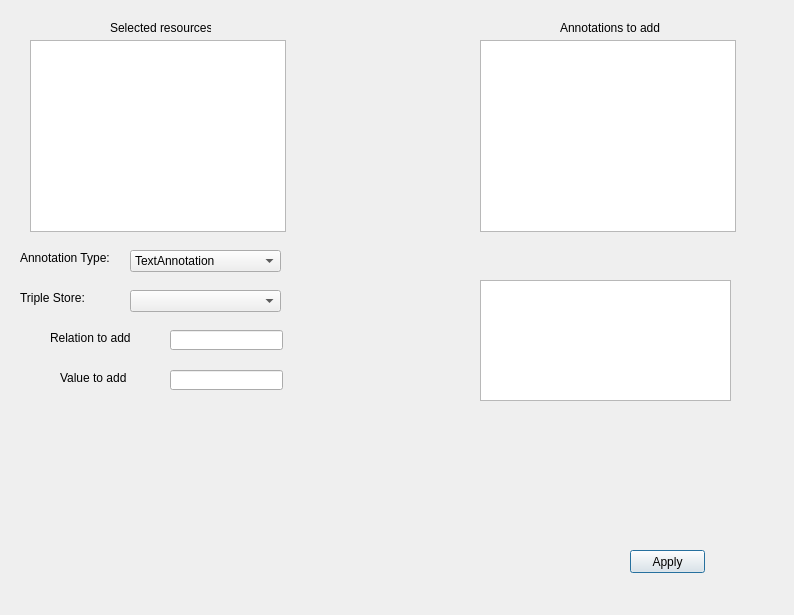
Above: dialogs/ui/annotationdialog.ui from situx/geowebannotation before the change. Below: the same form after it.
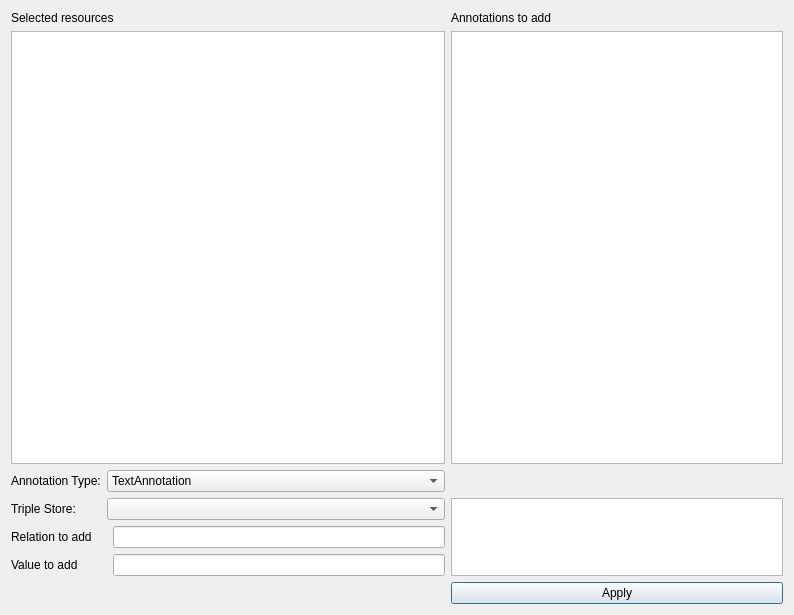
That is the form after the change.

Commit message: Layouts for dialogs

```diff
--- a/dialogs/ui/annotationdialog.ui
+++ b/dialogs/ui/annotationdialog.ui
@@ -13,143 +13,36 @@
   <property name="windowTitle">
    <string>Dialog</string>
   </property>
-  <widget class="QListView" name="annotationListView">
-   <property name="geometry">
-    <rect>
-     <x>480</x>
-     <y>40</y>
-     <width>256</width>
-     <height>192</height>
-    </rect>
-   </property>
-  </widget>
-  <widget class="QListView" name="selectionListView">
-   <property name="geometry">
-    <rect>
-     <x>30</x>
-     <y>40</y>
-     <width>256</width>
-     <height>192</height>
-    </rect>
-   </property>
-  </widget>
-  <widget class="QPushButton" name="applyButton">
-   <property name="geometry">
-    <rect>
-     <x>630</x>
-     <y>550</y>
-     <width>75</width>
-     <height>23</height>
-    </rect>
-   </property>
-   <property name="text">
-    <string>Apply</string>
-   </property>
-  </widget>
+  <layout class="QGridLayout" name="gridLayout">
+   <item row="0" column="0" colspan="3">
   <widget class="QLabel" name="selectedResourcesLabel">
-   <property name="geometry">
-    <rect>
-     <x>110</x>
-     <y>20</y>
-     <width>101</width>
-     <height>16</height>
-    </rect>
-   </property>
    <property name="text">
     <string>Selected resources</string>
    </property>
   </widget>
+   </item>
+   <item row="0" column="3">
   <widget class="QLabel" name="annotationsToAddLabel">
-   <property name="geometry">
-    <rect>
-     <x>560</x>
-     <y>20</y>
-     <width>101</width>
-     <height>16</height>
-    </rect>
-   </property>
    <property name="text">
     <string>Annotations to add</string>
    </property>
   </widget>
-  <widget class="QLineEdit" name="relationToAddLineEdit">
-   <property name="geometry">
-    <rect>
-     <x>170</x>
-     <y>330</y>
-     <width>113</width>
-     <height>20</height>
-    </rect>
-   </property>
-  </widget>
-  <widget class="QLabel" name="relationToAddLabel">
-   <property name="geometry">
-    <rect>
-     <x>50</x>
-     <y>330</y>
-     <width>101</width>
-     <height>16</height>
-    </rect>
-   </property>
+   </item>
+   <item row="1" column="0" colspan="3">
+    <widget class="QListView" name="selectionListView"/>
+   </item>
+   <item row="1" column="3">
+    <widget class="QListView" name="annotationListView"/>
+   </item>
+   <item row="2" column="0">
+    <widget class="QLabel" name="annotationTypeLabel">
    <property name="text">
-    <string>Relation to add</string>
-   </property>
-  </widget>
-  <widget class="QLabel" name="valueToAddLabel">
-   <property name="geometry">
-    <rect>
-     <x>60</x>
-     <y>370</y>
-     <width>101</width>
-     <height>16</height>
-    </rect>
-   </property>
-   <property name="text">
-    <string>Value to add</string>
-   </property>
-  </widget>
-  <widget class="QLineEdit" name="valueToAddLineEdit">
-   <property name="geometry">
-    <rect>
-     <x>170</x>
-     <y>370</y>
-     <width>113</width>
-     <height>20</height>
-    </rect>
-   </property>
-  </widget>
-  <widget class="QComboBox" name="tripleStoreCBox">
-   <property name="geometry">
-    <rect>
-     <x>130</x>
-     <y>290</y>
-     <width>151</width>
-     <height>22</height>
-    </rect>
-   </property>
-  </widget>
-  <widget class="QLabel" name="tripleStoreLabel">
-   <property name="geometry">
-    <rect>
-     <x>20</x>
-     <y>290</y>
-     <width>101</width>
-     <height>16</height>
-    </rect>
-   </property>
-   <property name="text">
-    <string>Triple Store:</string>
-   </property>
-  </widget>
+      <string>Annotation Type:</string>
+     </property>
+    </widget>
+   </item>
+   <item row="2" column="1" colspan="2">
   <widget class="QComboBox" name="annotationTypeCBox">
-   <property name="geometry">
-    <rect>
-     <x>130</x>
-     <y>250</y>
-     <width>151</width>
-     <height>22</height>
-    </rect>
-   </property>
    <item>
     <property name="text">
      <string>TextAnnotation</string>
@@ -171,29 +64,48 @@
     </property>
    </item>
   </widget>
-  <widget class="QLabel" name="annotationTypeLabel">
-   <property name="geometry">
-    <rect>
-     <x>20</x>
-     <y>250</y>
-     <width>101</width>
-     <height>16</height>
-    </rect>
-   </property>
+   </item>
+   <item row="3" column="0">
+    <widget class="QLabel" name="tripleStoreLabel">
+     <property name="text">
+      <string>Triple Store:</string>
+     </property>
+    </widget>
+   </item>
+   <item row="3" column="1" colspan="2">
+    <widget class="QComboBox" name="tripleStoreCBox"/>
+   </item>
+   <item row="3" column="3" rowspan="3">
+    <widget class="QPlainTextEdit" name="textAnnotationEdit"/>
+   </item>
+   <item row="4" column="0" colspan="2">
+    <widget class="QLabel" name="relationToAddLabel">
    <property name="text">
-    <string>Annotation Type:</string>
-   </property>
-  </widget>
-  <widget class="QPlainTextEdit" name="textAnnotationEdit">
-   <property name="geometry">
-    <rect>
-     <x>480</x>
-     <y>280</y>
-     <width>251</width>
-     <height>121</height>
-    </rect>
-   </property>
-  </widget>
+      <string>Relation to add</string>
+     </property>
+    </widget>
+   </item>
+   <item row="4" column="2">
+    <widget class="QLineEdit" name="relationToAddLineEdit"/>
+   </item>
+   <item row="5" column="0" colspan="2">
+    <widget class="QLabel" name="valueToAddLabel">
+     <property name="text">
+      <string>Value to add</string>
+     </property>
+    </widget>
+   </item>
+   <item row="5" column="2">
+    <widget class="QLineEdit" name="valueToAddLineEdit"/>
+   </item>
+   <item row="6" column="3">
+    <widget class="QPushButton" name="applyButton">
+     <property name="text">
+      <string>Apply</string>
+     </property>
+    </widget>
+   </item>
+  </layout>
  </widget>
  <resources/>
  <connections/>
```
Left out of the diff: 2 changed lines with no effect on the pictures. Lines whose indentation alone changed are shown as unchanged. The commit also changes 7 other files.
